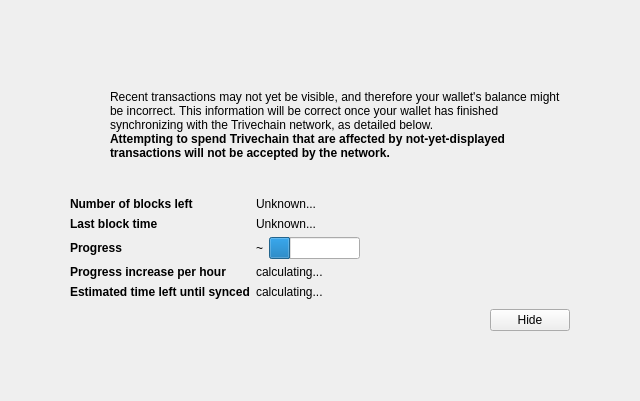
trivechain/trivechain-core, file src/qt/forms/modaloverlay.ui: the form before one commit.
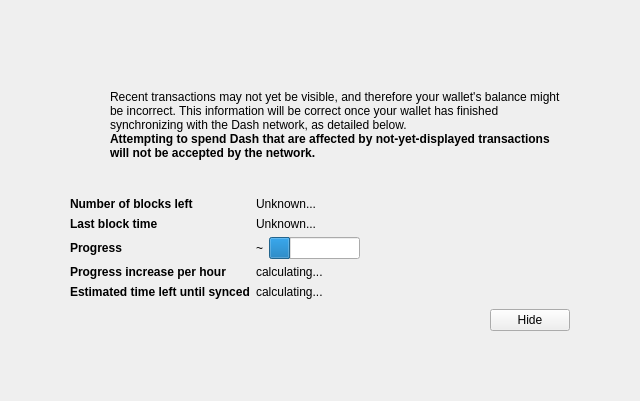
The form after the commit. Icons and pictures are not drawn. Custom widgets are drawn as their Qt base class.

```diff
--- a/src/qt/forms/modaloverlay.ui
+++ b/src/qt/forms/modaloverlay.ui
@@ -128,7 +128,7 @@
              <item>
               <widget class="QLabel" name="infoText">
                <property name="text">
-                <string>Recent transactions may not yet be visible, and therefore your wallet's balance might be incorrect. This information will be correct once your wallet has finished synchronizing with the Trivechain network, as detailed below.</string>
+                <string>Recent transactions may not yet be visible, and therefore your wallet's balance might be incorrect. This information will be correct once your wallet has finished synchronizing with the Dash network, as detailed below.</string>
                </property>
                <property name="textFormat">
                 <enum>Qt::RichText</enum>
@@ -147,7 +147,7 @@
                 </font>
                </property>
                <property name="text">
-                <string>Attempting to spend Trivechain that are affected by not-yet-displayed transactions will not be accepted by the network.</string>
+                <string>Attempting to spend Dash that are affected by not-yet-displayed transactions will not be accepted by the network.</string>
                </property>
                <property name="textFormat">
                 <enum>Qt::RichText</enum>
```
